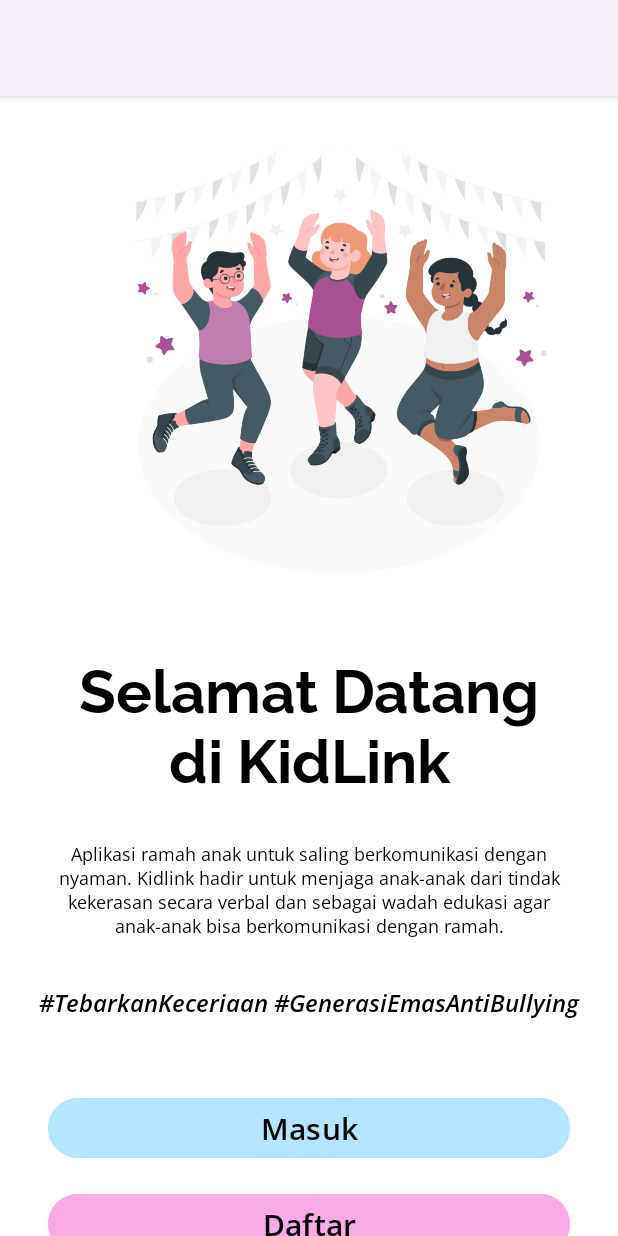
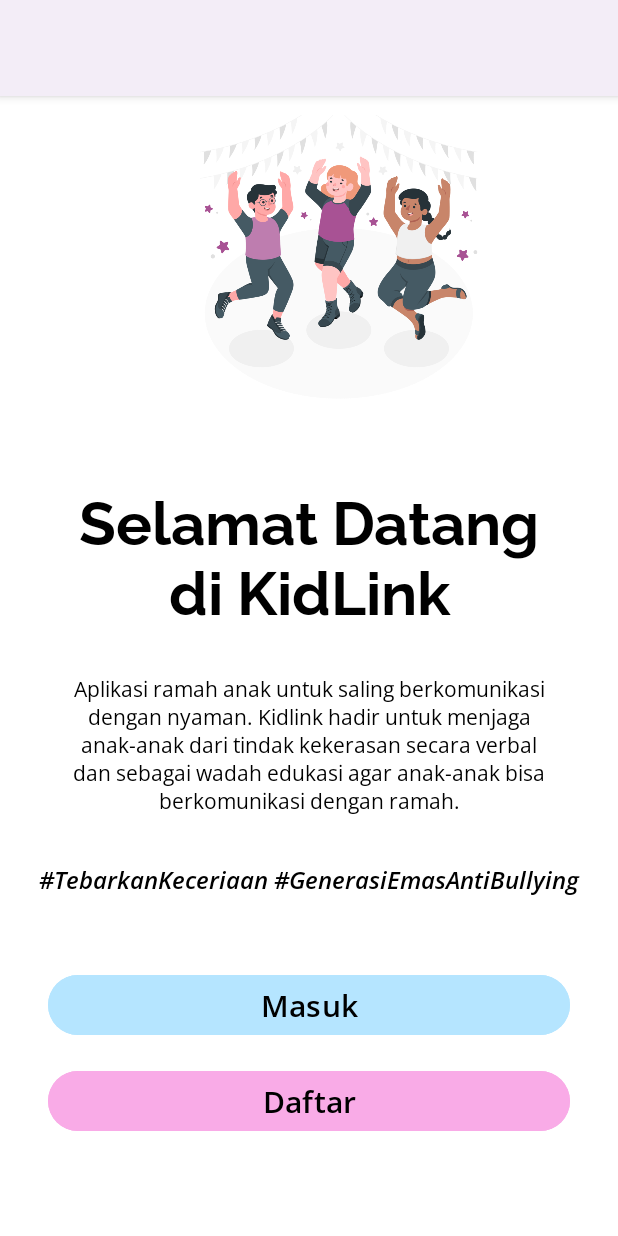
Before and after one commit to hokacristian/KidLink1, an Android app: the screen it shows after launch (WelcomeActivity), on a phone screen of 412 x 824 dp. Run offline under Robolectric (Android 15) with nearby library versions, the phone set to English and light mode, and no system bars.

Commit message:
Memperbaiki Minor Tampilan Halaman Welcome Activity agar Responsive di Layar Besar dan Kecil V3

```diff
--- a/app/src/main/res/layout/activity_welcome.xml
+++ b/app/src/main/res/layout/activity_welcome.xml
@@ -9,12 +9,12 @@
 
     <ImageView
         android:id="@+id/imageViewHeader"
-        android:layout_width="300dp"
-        android:layout_height="300dp"
+        android:layout_width="200dp"
+        android:layout_height="200dp"
         app:layout_constraintBottom_toTopOf="@+id/guidelineHorizontal"
         app:layout_constraintEnd_toEndOf="parent"
         app:layout_constraintStart_toStartOf="parent"
-        app:layout_constraintTop_toTopOf="parent"
+        app:layout_constraintTop_toTopOf="@id/guideline2"
         android:contentDescription="@string/welcome_image_description"
         android:src="@drawable/welcome" />
 
@@ -24,7 +24,7 @@
         android:layout_height="wrap_content"
         android:layout_below="@id/imageViewHeader"
         android:layout_marginHorizontal="32dp"
-        android:layout_marginVertical="16dp"
+        android:layout_marginVertical="64dp"
         android:fontFamily="@font/raleway_bold"
         android:textAlignment="center"
         android:text="@string/welcome_text"
@@ -47,7 +47,7 @@
         android:gravity="center"
         android:text="@string/description_text"
         android:textColor="@color/black"
-        android:textSize="12sp"
+        android:textSize="14sp"
         app:layout_constraintEnd_toEndOf="parent"
         app:layout_constraintHorizontal_bias="1.0"
         app:layout_constraintStart_toStartOf="parent"
@@ -114,8 +114,15 @@
         android:layout_height="64dp"
         android:orientation="horizontal"
         app:layout_constraintEnd_toEndOf="parent"
-        app:layout_constraintGuide_begin="350dp"
+        app:layout_constraintGuide_percent="0.25"
         app:layout_constraintStart_toStartOf="parent" />
+
+    <androidx.constraintlayout.widget.Guideline
+        android:id="@+id/guideline2"
+        android:layout_width="wrap_content"
+        android:layout_height="64dp"
+        android:orientation="horizontal"
+        app:layout_constraintGuide_percent="0.03" />
 
     <androidx.constraintlayout.widget.Guideline
         android:id="@+id/guidelineVertical"
```
